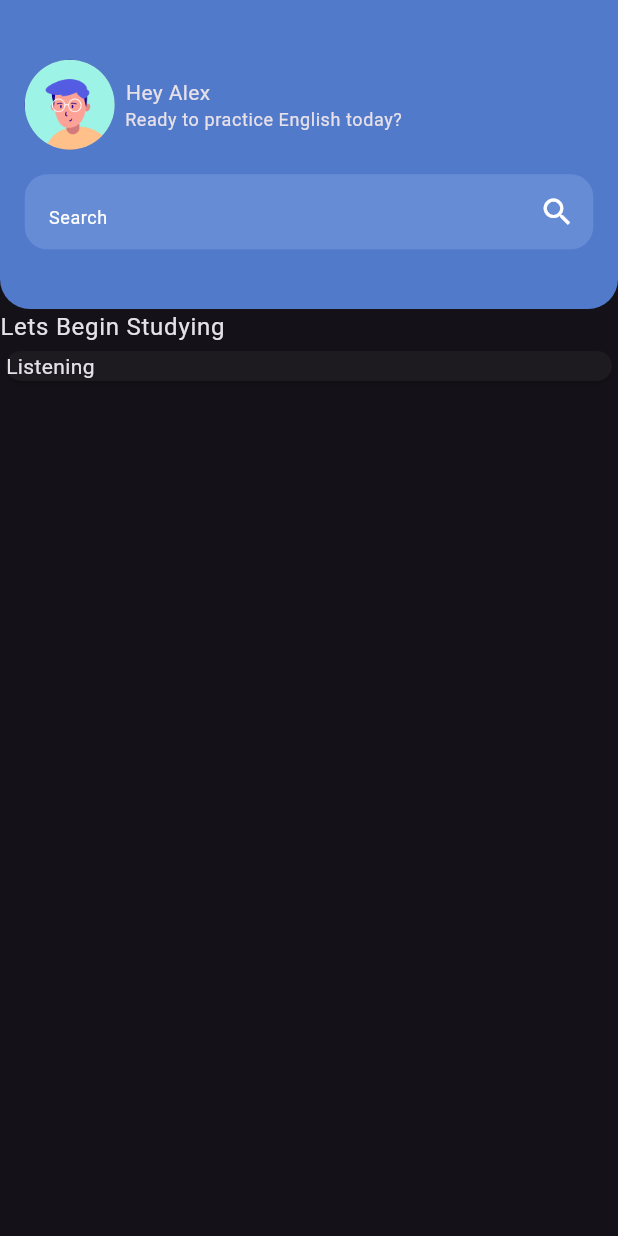
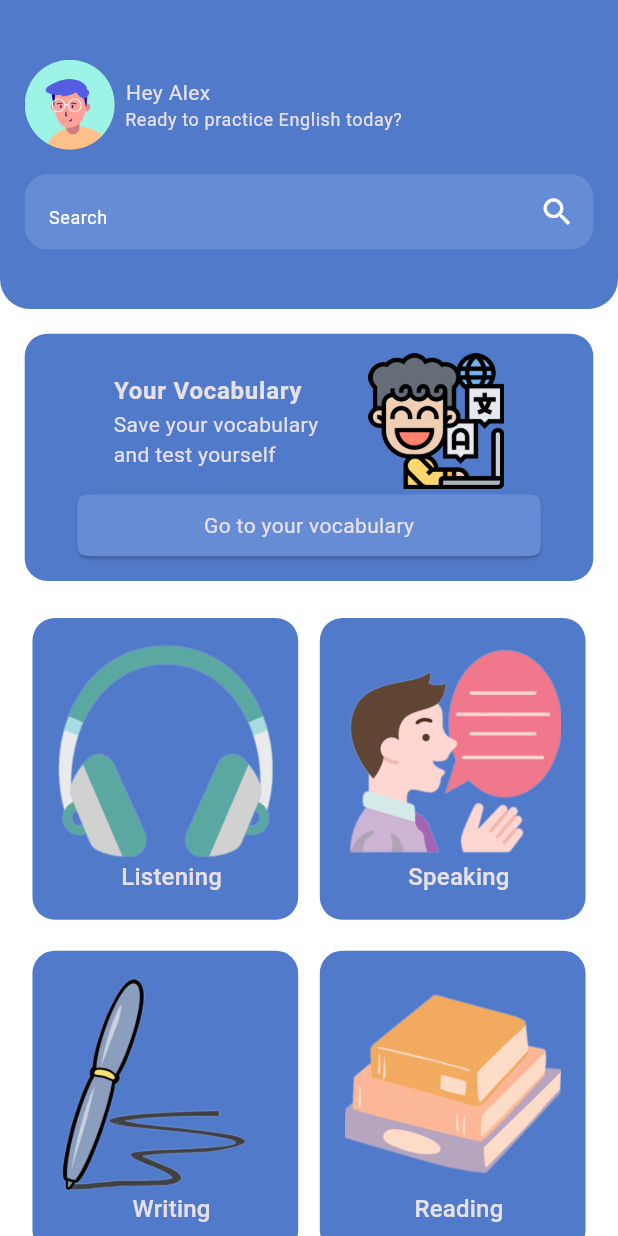
Before and after one commit to NazimCimen/oua_app_jam, a Flutter app: the screen it shows after launch, on a phone screen of 412 x 824 dp. Run offline on Flutter 3.47's test engine with Material 3 defaults, Android fonts, the light colour scheme and no system bars.

Commit message:
home screen ui

```diff
--- a/lib/modules/home/views/home_view.dart
+++ b/lib/modules/home/views/home_view.dart
@@ -1,6 +1,7 @@
 import 'package:appjam/utils/constants/app_colors.dart';
 import 'package:appjam/utils/extensions/size_extensions.dart';
 import 'package:flutter/material.dart';
+import 'package:flutter/widgets.dart';
 
 class HomeView extends StatelessWidget {
   const HomeView({super.key});
@@ -8,31 +9,140 @@ class HomeView extends StatelessWidget {
   @override
   Widget build(BuildContext context) {
     return Scaffold(
-      //  backgroundColor: AppColors.appBackgroundColor,
-      body: Column(
+      backgroundColor: AppColors.appBackgroundColor,
+      body: SingleChildScrollView(
+        child: Column(
           crossAxisAlignment: CrossAxisAlignment.start,
           children: [
             SizedBox(
                 height: context.dynamicHeight(0.25),
                 width: double.infinity,
                 child: buildAppBar(context)),
-          Text('Lets Begin Studying',
-              style: Theme.of(context).textTheme.bodyLarge
-              //  ?.copyWith(color: Colors.black),
+            /*   Text(
+              'Lets Begin Studying',
+              style: Theme.of(context)
+                  .textTheme
+                  .bodyLarge
+                  ?.copyWith(color: Colors.black),
+            ),*/
+            Padding(
+              padding: context.paddingAllMedium,
+              child: Container(
+                width: double.infinity,
+                padding: context.paddingAllLow,
+                height: context.dynamicHeight(0.2),
+                decoration: BoxDecoration(
+                    color: AppColors.appBlueColor,
+                    borderRadius: BorderRadius.circular(15)),
+                child: Column(
+                  crossAxisAlignment: CrossAxisAlignment.center,
+                  mainAxisAlignment: MainAxisAlignment.center,
+                  children: [
+                    Row(
+                      mainAxisAlignment: MainAxisAlignment.center,
+                      children: [
+                        Column(
+                          crossAxisAlignment: CrossAxisAlignment.start,
+                          children: [
+                            Text(
+                              'Your Vocabulary   ',
+                              style: Theme.of(context)
+                                  .textTheme
+                                  .bodyLarge
+                                  ?.copyWith(fontWeight: FontWeight.bold),
                             ),
-          buildStudyingCard(text: 'Listening')
+                            Text(
+                              'Save your vocabulary         \nand test yourself',
+                              style: Theme.of(context).textTheme.bodyMedium,
+                            ),
                           ],
+                        ),
+                        Image.asset(
+                          'assets/images/vocabulary_img.png',
+                          height: context.dynamicHeight(0.11),
+                        ),
+                      ],
+                    ),
+                    ElevatedButton(
+                        style: ElevatedButton.styleFrom(
+                            backgroundColor: AppColors.appBlueLightColor,
+                            shape: ContinuousRectangleBorder(
+                                borderRadius: BorderRadius.circular(15)),
+                            fixedSize: Size(context.dynamicWidht(0.75),
+                                context.dynamicHeight(0.05))),
+                        onPressed: () {},
+                        child: Text(
+                          'Go to your vocabulary',
+                          style: Theme.of(context).textTheme.bodyMedium,
+                        ))
+                  ],
+                ),
+              ),
+            ),
+            Padding(
+              padding: context.paddingAllLow,
+              child: Column(
+                children: [
+                  Row(
+                    mainAxisAlignment: MainAxisAlignment.center,
+                    children: [
+                      buildStudyingCard(
+                          context: context,
+                          text: '  Listening',
+                          imagePath: 'assets/images/listening_img2.png'),
+                      SizedBox(
+                        width: context.dynamicWidht(0.035),
+                      ),
+                      buildStudyingCard(
+                          context: context,
+                          text: '  Speaking',
+                          imagePath: 'assets/images/speaking_img2.png'),
+                    ],
+                  ),
+                  SizedBox(
+                    height: context.dynamicHeight(0.025),
+                  ),
+                  Row(
+                    mainAxisAlignment: MainAxisAlignment.center,
+                    children: [
+                      buildStudyingCard(
+                          context: context,
+                          text: '  Writing',
+                          imagePath: 'assets/images/writing_img.png'),
+                      SizedBox(
+                        width: context.dynamicWidht(0.035),
+                      ),
+                      buildStudyingCard(
+                          context: context,
+                          text: '  Reading',
+                          imagePath: 'assets/images/reading_img.png'),
+                    ],
+                  ),
+                ],
+              ),
+            )
+          ],
+        ),
       ),
     );
   }
 
-  Card buildStudyingCard({required String text}) {
-    return Card(
-      child: Row(
+  Widget buildStudyingCard(
+      {required String text,
+      required BuildContext context,
+      required String imagePath}) {
+    return Container(
+      padding: context.paddingAllMedium,
+      decoration: BoxDecoration(
+          color: AppColors.appBlueColor,
+          borderRadius: BorderRadius.circular(15)),
+      child: Column(
         children: [
-          Text(
-            text,
-          )
+          Image.asset(
+            imagePath,
+            width: context.dynamicWidht(0.35),
+          ),
+          Text(text, style: Theme.of(context).textTheme.titleMedium)
         ],
       ),
     );
```
Also changed, not shown: assets/images/listening_img.png (added), assets/images/listening_img2.png (added), assets/images/reading_img.png (added), assets/images/speaking_img.png (added), assets/images/speaking_img2.png (added), assets/images/vocabulary_bank_img.png (added), assets/images/vocabulary_img.png (added), assets/images/writing_img.png (added). Lines whose indentation alone changed are shown as unchanged.
